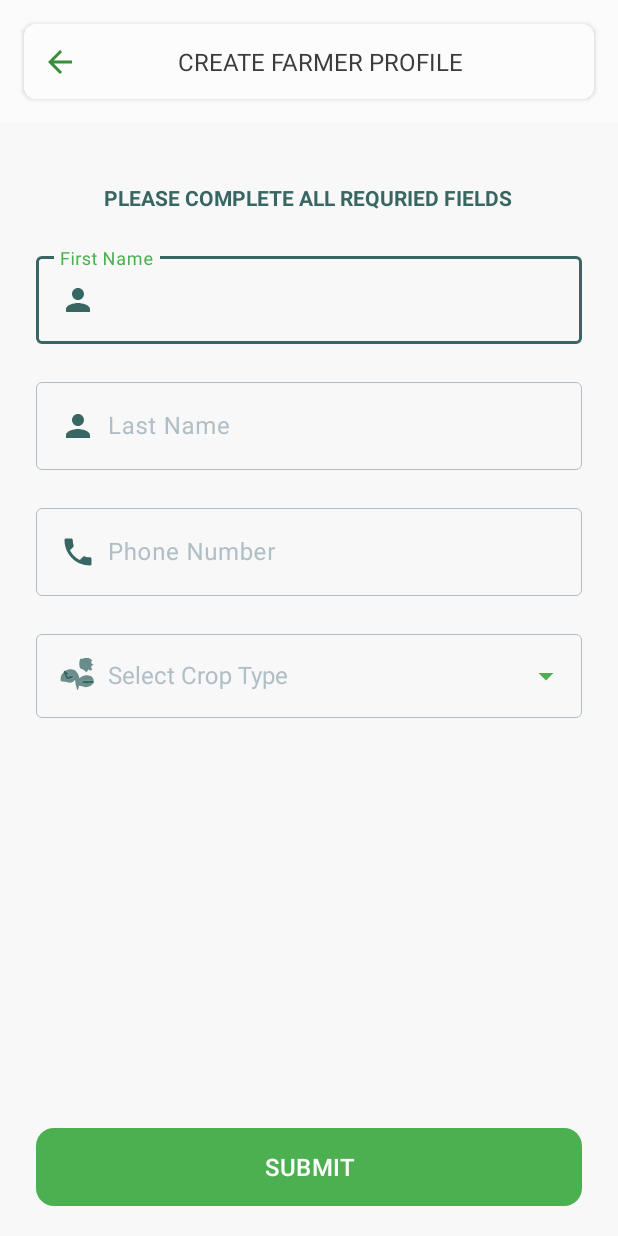
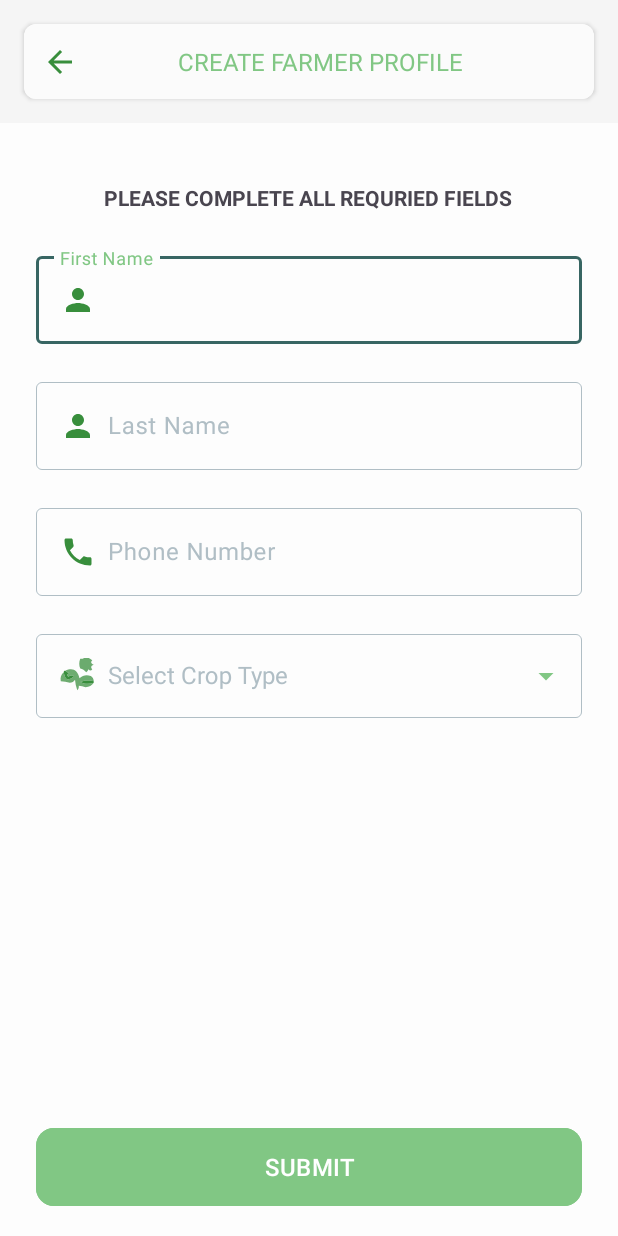
Before and after one commit to Jayhymn/farmapp, an Android app: the FarmRegistrationActivity screen opened directly, with no data from a screen before it, on a phone screen of 412 x 824 dp. Run offline under Robolectric (Android 15) with nearby library versions, the phone set to English and light mode, and no system bars; our stand-ins replace Dagger/Hilt's generated code.

Commit message:
completed dark mode and add a phone number validation check

```diff
--- a/app/src/main/java/com/jayhymn/farmapp/domain/ValidatePhoneNumberUseCase.kt
+++ b/app/src/main/java/com/jayhymn/farmapp/domain/ValidatePhoneNumberUseCase.kt
@@ -20,7 +20,7 @@ class ValidatePhoneNumberUseCase {
             sanitizedPhone.length == 11 && sanitizedPhone.startsWith("0") -> {
                 ValidationResult.Success
             }
-            sanitizedPhone.length == 10 -> {
+            sanitizedPhone.length == 10 && !sanitizedPhone.startsWith("0") -> {
                 ValidationResult.Success
             }
             else -> {
--- a/app/src/main/java/com/jayhymn/farmapp/ui/presentation/FarmRegistrationActivity.kt
+++ b/app/src/main/java/com/jayhymn/farmapp/ui/presentation/FarmRegistrationActivity.kt
@@ -84,6 +84,8 @@ class FarmRegistrationActivity : AppCompatActivity() {
         // this can be used if the list is large. so it searches after the first 3 characters
         binding.editTextCropType.threshold = 1
         binding.editTextCropType.setAdapter(adapter)
+
+        binding.editTextCropType.setDropDownBackgroundResource(R.color.surfaceVariant)
     }
 
     private fun showSnackbar(message: String) {
--- a/app/src/main/res/layout/activity_farm_registration.xml
+++ b/app/src/main/res/layout/activity_farm_registration.xml
@@ -20,7 +20,7 @@
             android:id="@+id/layout_header"
             android:layout_width="match_parent"
             android:layout_height="wrap_content"
-            android:background="@color/header_bg"
+            android:background="@color/surface"
             >
 
             <androidx.cardview.widget.CardView
@@ -33,7 +33,7 @@
                 <androidx.constraintlayout.widget.ConstraintLayout
                     android:layout_width="match_parent"
                     android:layout_height="wrap_content"
-                    android:background="@color/header_variant_bg"
+                    android:background="@color/header_bg"
                     android:paddingVertical="14dp">
 
                     <TextView
@@ -43,7 +43,7 @@
                         android:textAllCaps="true"
                         android:text="@string/registration_title"
                         android:textSize="16sp"
-                        android:textColor="@color/onSurface"
+                        android:textColor="@color/primary"
                         app:layout_constraintBottom_toBottomOf="parent"
                         app:layout_constraintEnd_toEndOf="parent"
                         app:layout_constraintStart_toStartOf="@+id/toolbar_icon"
@@ -70,8 +70,9 @@
         <LinearLayout
             android:id="@+id/layout_farmer_registration"
             android:layout_width="match_parent"
-            android:layout_height="wrap_content"
+            android:layout_height="match_parent"
             android:orientation="vertical"
+            android:background="@color/surfaceVariant"
             android:padding="16dp">
 
             <TextView
@@ -85,7 +86,6 @@
                 android:layout_marginTop="24dp"
                 android:textStyle="bold"
                 android:textSize="14sp"
-                android:textColor="@color/accentColor"
                 app:layout_constraintEnd_toEndOf="parent"
                 app:layout_constraintStart_toStartOf="parent"
                 android:layout_marginBottom="24dp"
@@ -112,7 +112,7 @@
                     android:inputType="textPersonName|textCapSentences"
                     android:drawablePadding="8dp"
                     android:drawableStart="@drawable/ic_person"
-                    app:drawableTint="@color/accentColor"
+                    app:drawableTint="@color/primaryVariant"
                     android:maxLength="20"
                     />
             </com.google.android.material.textfield.TextInputLayout>
@@ -136,7 +136,7 @@
                     android:inputType="textPersonName|textCapSentences"
                     android:drawablePadding="8dp"
                     android:drawableStart="@drawable/ic_person"
-                    app:drawableTint="@color/accentColor"
+                    app:drawableTint="@color/primaryVariant"
                     />
             </com.google.android.material.textfield.TextInputLayout>
 
@@ -160,7 +160,7 @@
                     android:maxLength="14"
                     android:drawableStart="@drawable/ic_phone"
                     android:drawablePadding="8dp"
-                    app:drawableTint="@color/accentColor"
+                    app:drawableTint="@color/primaryVariant"
                     />
             </com.google.android.material.textfield.TextInputLayout>
 
@@ -186,7 +186,7 @@
                     android:padding="16dp"
                     android:maxLength="14"
                     android:drawableStart="@drawable/ic_plant"
-                    app:drawableTint="@color/accentColor"
+                    app:drawableTint="@color/primaryVariant"
                     android:drawablePadding="8dp"
                     />
             </com.google.android.material.textfield.TextInputLayout>
@@ -207,6 +207,8 @@
         android:text="submit"
         android:textSize="16sp"
         app:cornerRadius="12dp"
-        android:textColor="@android:color/white"/>
+        android:textColor="@android:color/white"
+        android:backgroundTint="@color/primary"
+        />
 
 </androidx.coordinatorlayout.widget.CoordinatorLayout>
--- a/app/src/main/res/layout/activity_farmer.xml
+++ b/app/src/main/res/layout/activity_farmer.xml
@@ -18,7 +18,6 @@
         app:layout_constraintTop_toTopOf="parent"
         app:layout_constraintStart_toStartOf="parent"
         app:layout_constraintEnd_toEndOf="parent"
-        android:background="@color/header_bg"
         >
 
         <androidx.cardview.widget.CardView
@@ -31,7 +30,7 @@
             <androidx.constraintlayout.widget.ConstraintLayout
                 android:layout_width="match_parent"
                 android:layout_height="wrap_content"
-                android:background="@color/header_variant_bg"
+                android:background="@color/header_bg"
                 android:paddingVertical="14dp">
 
                 <TextView
@@ -41,7 +40,7 @@
                     android:textAllCaps="true"
                     android:text="@string/register_farmer"
                     android:textSize="16sp"
-                    android:textColor="@color/onSurface"
+                    android:textColor="@color/primary"
                     app:layout_constraintBottom_toBottomOf="parent"
                     app:layout_constraintEnd_toEndOf="parent"
                     app:layout_constraintStart_toStartOf="@+id/toolbar_icon"
@@ -58,7 +57,7 @@
                     app:layout_constraintBottom_toBottomOf="parent"
                     app:layout_constraintStart_toStartOf="parent"
                     app:layout_constraintTop_toTopOf="parent"
-                    />
+                    app:tint="@color/primaryVariant" />
 
             </androidx.constraintlayout.widget.ConstraintLayout>
         </androidx.cardview.widget.CardView>
@@ -100,7 +99,8 @@
         android:layout_height="wrap_content"
         android:layout_gravity="bottom|end"
         android:src="@drawable/ic_icon_option"
-        app:backgroundTint="@color/primary"
+        android:backgroundTint="@color/primary"
+        app:tint="#FFF"
         android:layout_marginBottom="16dp"
         android:layout_marginEnd="16dp"
         app:elevation="2dp"
--- a/app/src/main/res/layout/farmer_record_item.xml
+++ b/app/src/main/res/layout/farmer_record_item.xml
@@ -50,6 +50,7 @@
         <LinearLayout
             android:layout_width="wrap_content"
             android:layout_height="wrap_content"
+            android:layout_marginBottom="5dp"
             >
             <TextView
                 android:id="@+id/cost_delivery"
--- a/app/src/main/res/values-night/colors.xml
+++ b/app/src/main/res/values-night/colors.xml
@@ -3,11 +3,11 @@
     <color name="app_bar_color">#121212</color>
     <color name="primaryLight">#2E7D32</color>
     <color name="primary">#4CAF50</color>
-    <color name="primaryVariant">#388E3C</color>
+    <color name="primaryVariant">#4CAF50</color>
     <color name="secondary">#586249</color>
     <color name="background">#FF121212</color>
     <color name="onBackground">#E0E0E0</color>
-    <color name="surface">#1E1E1E</color>
+    <color name="surface">#222222</color>
     <color name="surfaceVariant">#272727</color>
     <color name="onSurface">#E0E0E0</color>
     <color name="onPrimary">#FFFFFF</color>
--- a/app/src/main/res/values/colors.xml
+++ b/app/src/main/res/values/colors.xml
@@ -2,13 +2,13 @@
 <resources>
     <color name="app_bar_color">#FBFBFB</color>
     <color name="primaryLight">#A8E6CE</color>
-    <color name="primary">#4CAF50</color>
+    <color name="primary">#81C784</color>
     <color name="primaryVariant">#388E3C</color>
     <color name="secondary">#BFCBAD</color>
     <color name="background">#FFF</color>
     <color name="onBackground">#3C3C3C</color>
-    <color name="surface">#F8F8F8</color>
-    <color name="surfaceVariant">#FFFFFF</color>
+    <color name="surface">#F5F5F5</color>
+    <color name="surfaceVariant">#FDFDFD</color>
     <color name="onSurface">#3C3C3C</color>
     <color name="onPrimary">#FFFFFF</color>
     <color name="header_bg">#FBFBFB</color>
```
Also changed, not shown: app/src/main/res/values/themes.xml (+0 -15 lines).
